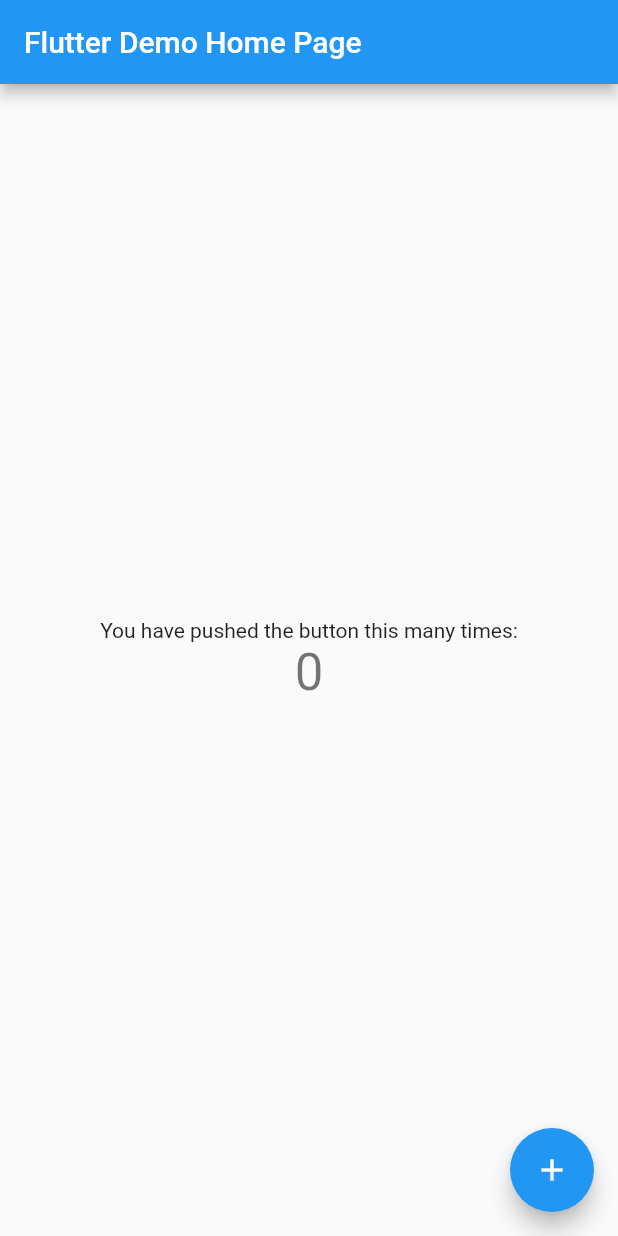
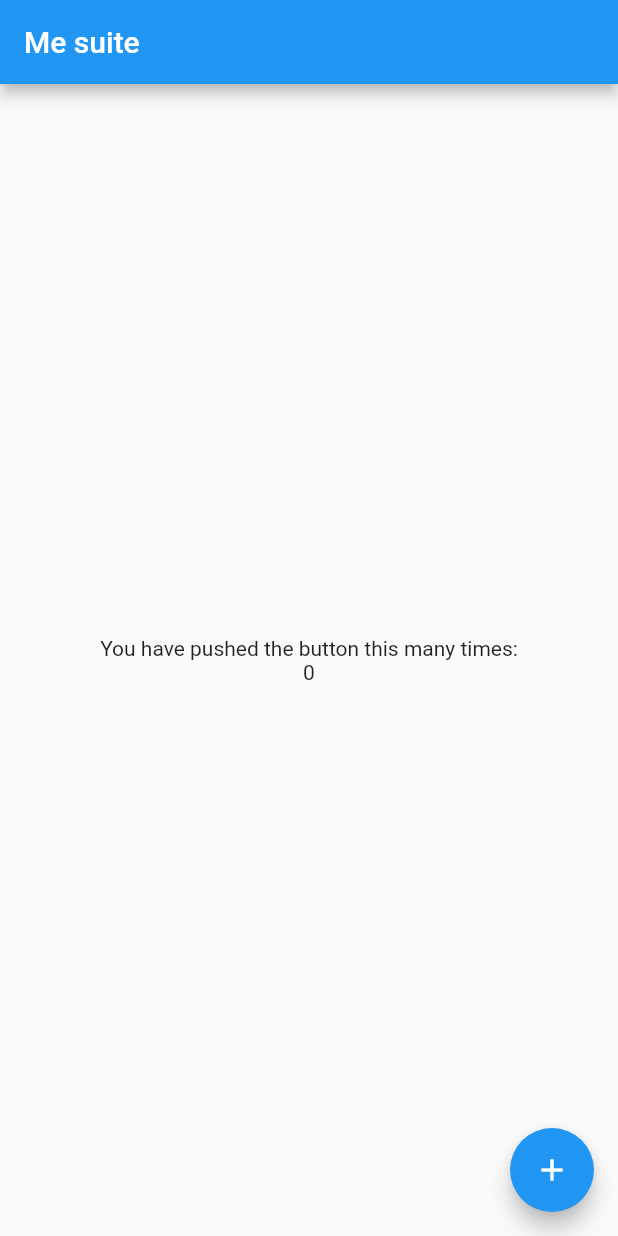
Before and after one commit to wolfag/flutter_redux_firebase, a Flutter app: the screen it shows after launch, on a phone screen of 412 x 824 dp. Run offline on Flutter 3.47's test engine with Material 2 defaults, Android fonts, the phone set to English and light mode, and no system bars.

Commit message:
done https://flutterbyexample.com/redux-app-getting-to-start

```diff
--- /dev/null
+++ b/lib/home_page.dart
@@ -0,0 +1,31 @@
+import 'package:flutter/material.dart';
+import 'package:flutter/widgets.dart';
+
+class HomePage extends StatelessWidget {
+  final String title;
+  HomePage(this.title);
+
+  @override
+  Widget build(BuildContext context) {
+    return Scaffold(
+      appBar: AppBar(
+        title: Text(this.title),
+      ),
+      body: Container(
+        child: Center(
+          child: Column(
+            mainAxisAlignment: MainAxisAlignment.center,
+            children: <Widget>[
+              Text('You have pushed the button this many times:'),
+              Text('0')
+            ],
+          ),
+        ),
+      ),
+      floatingActionButton: FloatingActionButton(
+        onPressed: () => print('pressed'),
+        child: Icon(Icons.add),
+      ),
+    );
+  }
+}
--- a/lib/main.dart
+++ b/lib/main.dart
@@ -1,111 +1,17 @@
 import 'package:flutter/material.dart';
 
-void main() => runApp(MyApp());
+import 'home_page.dart';
 
-class MyApp extends StatelessWidget {
-  // This widget is the root of your application.
+void main() => runApp(MusicParty());
+
+class MusicParty extends StatelessWidget {
+  String title = 'Me suite';
+
   @override
   Widget build(BuildContext context) {
     return MaterialApp(
-      title: 'Flutter Demo',
-      theme: ThemeData(
-        // This is the theme of your application.
-        //
-        // Try running your application with "flutter run". You'll see the
-        // application has a blue toolbar. Then, without quitting the app, try
-        // changing the primarySwatch below to Colors.green and then invoke
-        // "hot reload" (press "r" in the console where you ran "flutter run",
-        // or simply save your changes to "hot reload" in a Flutter IDE).
-        // Notice that the counter didn't reset back to zero; the application
-        // is not restarted.
-        primarySwatch: Colors.blue,
-      ),
-      home: MyHomePage(title: 'Flutter Demo Home Page'),
+      title: title,
+      home: HomePage(title),
     );
   }
 }
-
-class MyHomePage extends StatefulWidget {
-  MyHomePage({Key key, this.title}) : super(key: key);
-
-  // This widget is the home page of your application. It is stateful, meaning
-  // that it has a State object (defined below) that contains fields that affect
-  // how it looks.
-
-  // This class is the configuration for the state. It holds the values (in this
-  // case the title) provided by the parent (in this case the App widget) and
-  // used by the build method of the State. Fields in a Widget subclass are
-  // always marked "final".
-
-  final String title;
-
-  @override
-  _MyHomePageState createState() => _MyHomePageState();
-}
-
-class _MyHomePageState extends State<MyHomePage> {
-  int _counter = 0;
-
-  void _incrementCounter() {
-    setState(() {
-      // This call to setState tells the Flutter framework that something has
-      // changed in this State, which causes it to rerun the build method below
-      // so that the display can reflect the updated values. If we changed
-      // _counter without calling setState(), then the build method would not be
-      // called again, and so nothing would appear to happen.
-      _counter++;
-    });
-  }
-
-  @override
-  Widget build(BuildContext context) {
-    // This method is rerun every time setState is called, for instance as done
-    // by the _incrementCounter method above.
-    //
-    // The Flutter framework has been optimized to make rerunning build methods
-    // fast, so that you can just rebuild anything that needs updating rather
-    // than having to individually change instances of widgets.
-    return Scaffold(
-      appBar: AppBar(
-        // Here we take the value from the MyHomePage object that was created by
-        // the App.build method, and use it to set our appbar title.
-        title: Text(widget.title),
-      ),
-      body: Center(
-        // Center is a layout widget. It takes a single child and positions it
-        // in the middle of the parent.
-        child: Column(
-          // Column is also layout widget. It takes a list of children and
-          // arranges them vertically. By default, it sizes itself to fit its
-          // children horizontally, and tries to be as tall as its parent.
-          //
-          // Invoke "debug painting" (press "p" in the console, choose the
-          // "Toggle Debug Paint" action from the Flutter Inspector in Android
-          // Studio, or the "Toggle Debug Paint" command in Visual Studio Code)
-          // to see the wireframe for each widget.
-          //
-          // Column has various properties to control how it sizes itself and
-          // how it positions its children. Here we use mainAxisAlignment to
-          // center the children vertically; the main axis here is the vertical
-          // axis because Columns are vertical (the cross axis would be
-          // horizontal).
-          mainAxisAlignment: MainAxisAlignment.center,
-          children: <Widget>[
-            Text(
-              'You have pushed the button this many times:',
-            ),
-            Text(
-              '$_counter',
-              style: Theme.of(context).textTheme.display1,
-            ),
-          ],
-        ),
-      ),
-      floatingActionButton: FloatingActionButton(
-        onPressed: _incrementCounter,
-        tooltip: 'Increment',
-        child: Icon(Icons.add),
-      ), // This trailing comma makes auto-formatting nicer for build methods.
-    );
-  }
-}
```
